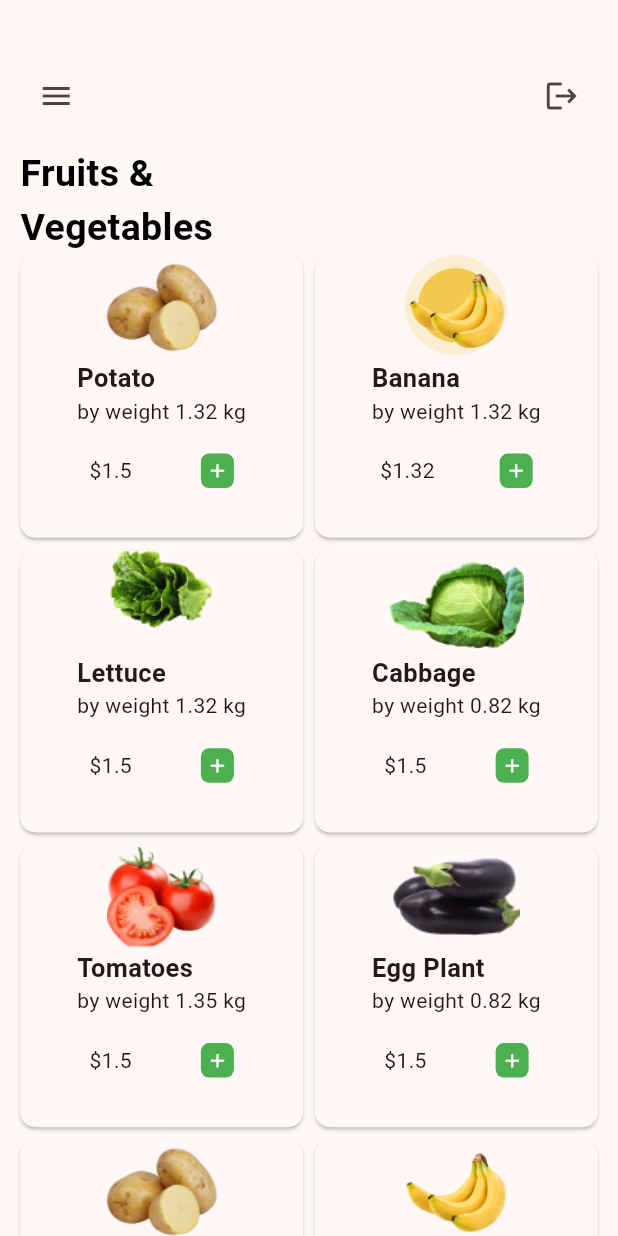
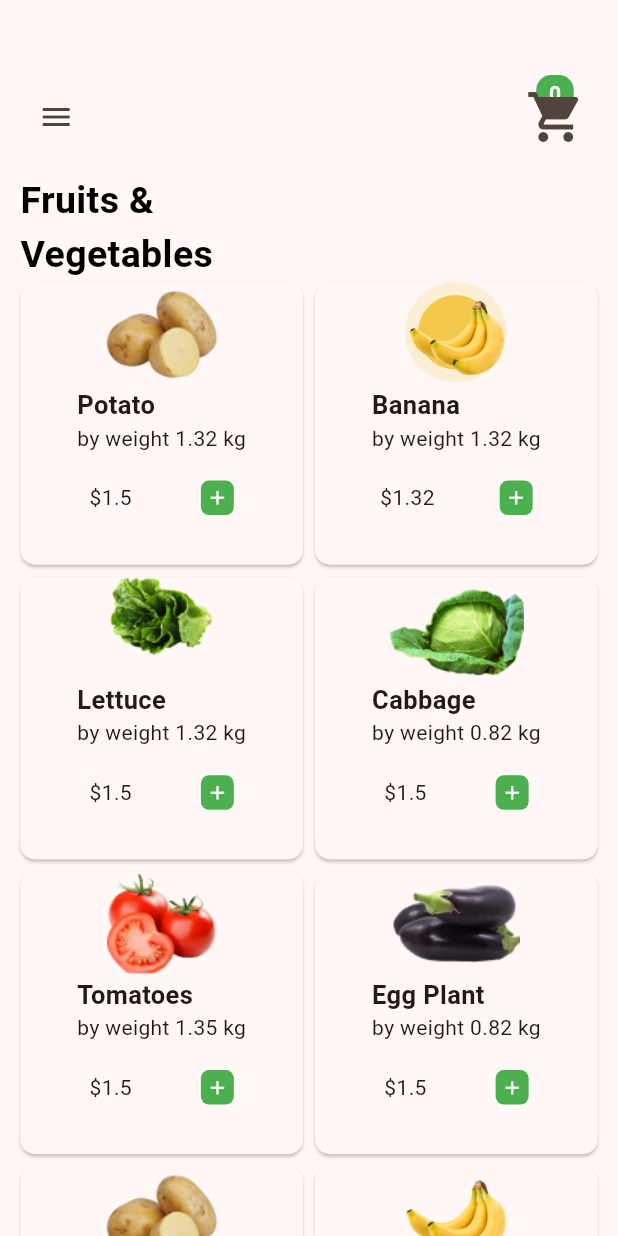
Before and after one commit to awisa-cpu/VegeMarket, a Flutter app: the HomeProduct screen opened directly, on a phone screen of 412 x 824 dp. Run offline on Flutter 3.47's test engine with Material 2 defaults, Android fonts, the phone set to English and light mode, and no system bars; our stand-ins replace expandable_text, firebase_auth, firebase_core, flutter_bloc; accounts and stored records are empty.

Commit message:
added the cart indicator to the page

```diff
--- a/lib/Views/product_views/home_product.dart
+++ b/lib/Views/product_views/home_product.dart
@@ -1,14 +1,17 @@
 import 'package:flutter/material.dart';
 import 'package:provider/provider.dart';
-import 'package:shopcart/Controllers/auth/auth_bloc_controller.dart';
-import 'package:shopcart/Controllers/auth/auth_event.dart';
 import 'package:shopcart/Controllers/product_controller/product_provider.dart';
+import 'package:shopcart/Views/product_views/cart.dart';
 import 'package:shopcart/Views/product_views/single_product.dart';
-import 'package:shopcart/utilities/Dialogs_overlays/signout_dialog.dart';
 
-class HomeProduct extends StatelessWidget {
+class HomeProduct extends StatefulWidget {
   const HomeProduct({super.key});
 
+  @override
+  State<HomeProduct> createState() => _HomeProductState();
+}
+
+class _HomeProductState extends State<HomeProduct> {
   @override
   Widget build(BuildContext context) {
     final allProducts = context.read<ProductProvider>().products;
@@ -28,31 +31,65 @@ class HomeProduct extends StatelessWidget {
             crossAxisAlignment: CrossAxisAlignment.start,
             children: [
               //app bar
+              const SizedBox(
+                height: 10,
+              ),
               Row(
                 mainAxisAlignment: MainAxisAlignment.spaceBetween,
                 children: [
+                  //
                   IconButton(onPressed: () {}, icon: const Icon(Icons.menu)),
-                  IconButton(
-                    onPressed: () async {
-                      final value = await showSignOutDialog(
-                        context: context,
-                        title: "Sign Out ",
-                        content: "Are you sure you want to sign out?",
-                      );
+
+                  Stack(
+                    children: [
+                      //
+                      Positioned(
+                        left: 15,
+                        child: Container(
+                          height: 25,
+                          width: 25,
+                          decoration: BoxDecoration(
+                            borderRadius: BorderRadius.circular(10),
+                            color: Colors.green,
+                          ),
+                          child: Center(
+                            child: Consumer<ProductProvider>(
+                              builder: (context, value, _) {
+                                return Text(
+                                  value.totalSelectedItems.toString(),
+                                  style: const TextStyle(
+                                    color: Colors.white,
+                                    fontWeight: FontWeight.bold,
+                                  ),
+                                );
+                              },
+                            ),
+                          ),
+                        ),
+                      ),
 
                       //
-                      if (value != null && value == true) {
-                        Future.delayed(
-                          Duration.zero,
-                        ).then((_) {
-                          context
-                              .read<AuthenticationBloc>()
-                              .add(AuthEventSignOut());
-                        });
-                      }
-                    },
-                    icon: const Icon(Icons.logout),
-                  )
+                      IconButton(
+                        enableFeedback: false,
+                        onPressed: () {
+                          //route to the carts page
+
+                          Navigator.push(
+                            context,
+                            MaterialPageRoute(
+                              builder: (context) => const CartPage(),
+                            ),
+                          );
+                        },
+                        icon: const Icon(
+                          Icons.shopping_cart,
+                          size: 40,
+                        ),
+                      ),
+                    ],
+                  ),
+
+
                 ],
               ),
 
```
